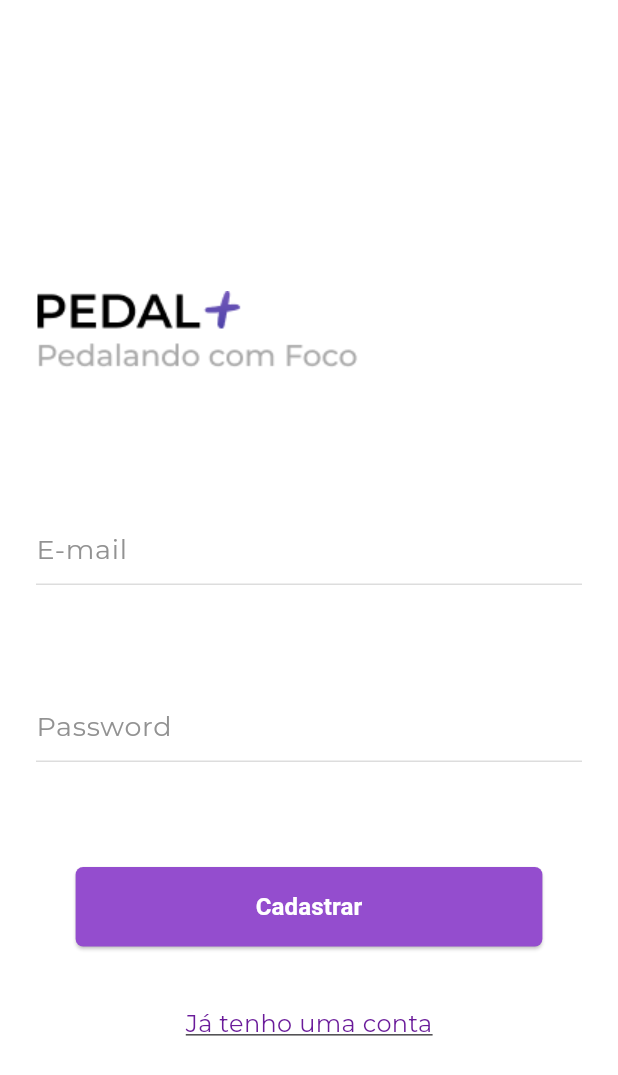
After one commit to Emillyme/Pedal-, a Flutter app: the screen it shows after launch, after a tap on "Não tenho uma conta", on a phone screen of 412 x 824 dp. The commit adds this screen. Shown: the top 1075 px of the screen. Run offline on Flutter 3.47's test engine with Material 3 defaults, Android fonts, the phone set to English and light mode, and no system bars; our stand-ins replace firebase_auth, firebase_core, fluttertoast, google_fonts; accounts and stored records are empty; network calls fail.

Commit message:
login e signup feitos

```diff
--- a/lib/main.dart
+++ b/lib/main.dart
@@ -1,7 +1,7 @@
 import 'package:flutter/material.dart';
 import 'package:pedal_project/firebase_options.dart';
 import 'package:firebase_core/firebase_core.dart';
-import 'package:pedal_project/screens/login_screen.dart';
+import 'package:pedal_project/pages/login/login_screen.dart';
 
 void main() async{
   WidgetsFlutterBinding.ensureInitialized();
--- a/lib/screens/login_screen.dart
+++ b/lib/pages/login/login_screen.dart
@@ -1,5 +1,10 @@
+import 'package:firebase_auth/firebase_auth.dart';
 import 'package:flutter/material.dart';
 import 'package:google_fonts/google_fonts.dart';
+import 'package:pedal_project/pages/login/login_screen.dart';
+import 'package:pedal_project/pages/signup/signup_screen.dart';
+import 'package:pedal_project/services/auth_service.dart';
+
 
 class LoginPage extends StatefulWidget {
   const LoginPage({super.key});
@@ -9,6 +14,16 @@ class LoginPage extends StatefulWidget {
 }
 
 class _LoginPageState extends State<LoginPage> {
+  final TextEditingController _emailController = TextEditingController();
+  final TextEditingController _passwordController = TextEditingController();
+
+  @override
+  void dispose() {
+    _emailController.dispose();
+    _passwordController.dispose();
+    super.dispose();
+  }
+
   @override
   Widget build(BuildContext context) {
     return Scaffold(
@@ -21,12 +36,13 @@ class _LoginPageState extends State<LoginPage> {
               margin: const EdgeInsets.only(top: 170),
               child: Image.asset('assets/images/pedalmais.png'),
             ),
-            SizedBox(height: 93),
+            const SizedBox(height: 93),
             Expanded(
               child: Column(
                 mainAxisSize: MainAxisSize.min,
                 children: [
                   TextField(
+                    controller: _emailController,
                     decoration: InputDecoration(
                       labelStyle: GoogleFonts.montserrat(
                         color: const Color.fromARGB(255, 146, 146, 146),
@@ -42,7 +58,7 @@ class _LoginPageState extends State<LoginPage> {
                           width: 2,
                         ),
                       ),
-                      hintText: 'Username',
+                      hintText: 'E-mail',
                       hintStyle: GoogleFonts.montserrat(
                         color: const Color.fromARGB(255, 146, 146, 146),
                       ),
@@ -51,6 +67,7 @@ class _LoginPageState extends State<LoginPage> {
                   const SizedBox(height: 70),
                   TextField(
                     obscureText: true,
+                    controller: _passwordController,
                     decoration: InputDecoration(
                       labelStyle: GoogleFonts.montserrat(
                         color: const Color.fromARGB(255, 146, 146, 146),
@@ -73,22 +90,24 @@ class _LoginPageState extends State<LoginPage> {
                     ),
                   ),
                   const SizedBox(height: 70),
-                  GestureDetector(
-                    onTap: () => {print('Botão clicado!!')},
-                    child: Container(
+                  ElevatedButton(
+                    style: ElevatedButton.styleFrom(
                       padding: const EdgeInsets.symmetric(
                         vertical: 15,
-                        horizontal: 155,
+                        horizontal: 120,
                       ),
-                      decoration: BoxDecoration(
-                        gradient: const LinearGradient(
-                          colors: [
-                            Color.fromARGB(255, 148, 77, 206),
-                            Color.fromRGBO(65, 53, 175, 1),
-                          ],
-                        ),
+                      backgroundColor: const Color.fromARGB(255, 148, 77, 206),
+                      shape: RoundedRectangleBorder(
                         borderRadius: BorderRadius.circular(5),
                       ),
+                    ),
+                    onPressed: () async {
+                      await AuthService().signIn(
+                        email: _emailController.text,
+                        password: _passwordController.text,
+                        context: context
+                      );
+                    },
                     child: const Text(
                       'Entrar',
                       style: TextStyle(
@@ -98,14 +117,25 @@ class _LoginPageState extends State<LoginPage> {
                       ),
                     ),
                   ),
+
+                  const SizedBox(height: 40),
+                  GestureDetector(
+                    onTap: () {
+                      Navigator.push(
+                        context,
+                        MaterialPageRoute(
+                          builder: (context) => const SignupPage(),
                         ),
-                  const SizedBox(height: 40),
-                  Text(
-                    'Eu tenho uma conta',
+                      );
+                    },
+                    child: Text(
+                      'Não tenho uma conta',
                       style: GoogleFonts.montserrat(
                         color: Colors.purple[800],
                         fontSize: 16,
-                    )
+                        decoration: TextDecoration.underline,
+                      ),
+                    ),
                   ),
                 ],
               ),
--- /dev/null
+++ b/lib/pages/signup/signup_screen.dart
@@ -0,0 +1,170 @@
+import 'package:firebase_auth/firebase_auth.dart';
+import 'package:flutter/material.dart';
+import 'package:google_fonts/google_fonts.dart';
+import 'package:pedal_project/pages/login/login_screen.dart';
+
+
+class SignupPage extends StatefulWidget {
+  const SignupPage({super.key});
+
+  @override
+  State<SignupPage> createState() => _SignupPageState();
+}
+
+class _SignupPageState extends State<SignupPage> {
+  final TextEditingController _emailController = TextEditingController();
+  final TextEditingController _passwordController = TextEditingController();
+
+  @override
+  void dispose() {
+    _emailController.dispose();
+    _passwordController.dispose();
+    super.dispose();
+  }
+
+  @override
+  Widget build(BuildContext context) {
+    return Scaffold(
+      body: Padding(
+        padding: const EdgeInsets.all(24.0),
+        child: Column(
+          crossAxisAlignment: CrossAxisAlignment.start,
+          children: [
+            Container(
+              margin: const EdgeInsets.only(top: 170),
+              child: Image.asset('assets/images/pedalmais.png'),
+            ),
+            const SizedBox(height: 93),
+            Expanded(
+              child: Column(
+                mainAxisSize: MainAxisSize.min,
+                children: [
+                  TextField(
+                    controller: _emailController,
+                    decoration: InputDecoration(
+                      labelStyle: GoogleFonts.montserrat(
+                        color: const Color.fromARGB(255, 146, 146, 146),
+                      ),
+                      enabledBorder: const UnderlineInputBorder(
+                        borderSide: BorderSide(
+                          color: Color.fromARGB(255, 221, 221, 221),
+                        ),
+                      ),
+                      focusedBorder: const UnderlineInputBorder(
+                        borderSide: BorderSide(
+                          color: Color.fromARGB(255, 221, 221, 221),
+                          width: 2,
+                        ),
+                      ),
+                      hintText: 'E-mail',
+                      hintStyle: GoogleFonts.montserrat(
+                        color: const Color.fromARGB(255, 146, 146, 146),
+                      ),
+                    ),
+                  ),
+                  const SizedBox(height: 70),
+                  TextField(
+                    obscureText: true,
+                    controller: _passwordController,
+                    decoration: InputDecoration(
+                      labelStyle: GoogleFonts.montserrat(
+                        color: const Color.fromARGB(255, 146, 146, 146),
+                      ),
+                      enabledBorder: const UnderlineInputBorder(
+                        borderSide: BorderSide(
+                          color: Color.fromARGB(255, 221, 221, 221),
+                        ),
+                      ),
+                      focusedBorder: const UnderlineInputBorder(
+                        borderSide: BorderSide(
+                          color: Color.fromARGB(255, 221, 221, 221),
+                          width: 2,
+                        ),
+                      ),
+                      hintText: 'Password',
+                      hintStyle: GoogleFonts.montserrat(
+                        color: const Color.fromARGB(255, 146, 146, 146),
+                      ),
+                    ),
+                  ),
+                  const SizedBox(height: 70),
+                  ElevatedButton(
+                    style: ElevatedButton.styleFrom(
+                      padding: const EdgeInsets.symmetric(
+                        vertical: 15,
+                        horizontal: 120,
+                      ),
+                      backgroundColor: const Color.fromARGB(255, 148, 77, 206),
+                      shape: RoundedRectangleBorder(
+                        borderRadius: BorderRadius.circular(5),
+                      ),
+                    ),
+                    onPressed: () async {
+                      try {
+                        final email = _emailController.text.trim();
+                        final password = _passwordController.text.trim();
+
+                        await FirebaseAuth.instance
+                            .createUserWithEmailAndPassword(
+                              email: email,
+                              password: password,
+                            );
+
+                        ScaffoldMessenger.of(context).showSnackBar(
+                          const SnackBar(
+                            content: Text('Conta criada com sucesso!'),
+                          ),
+                        );
+
+                        Navigator.pushReplacement(
+                          context,
+                          MaterialPageRoute(
+                            builder: (context) => const LoginPage(),
+                          ),
+                        );
+                      } on FirebaseAuthException catch (e) {
+                        ScaffoldMessenger.of(context).showSnackBar(
+                          SnackBar(
+                            content: Text(e.message ?? 'Erro ao criar conta'),
+                          ),
+                        );
+                      }
+                    },
+                    child: const Text(
+                      'Cadastrar',
+                      style: TextStyle(
+                        color: Colors.white,
+                        fontSize: 16,
+                        fontWeight: FontWeight.bold,
+                      ),
+                    ),
+                  ),
+
+                  const SizedBox(height: 40),
+                  GestureDetector(
+                    onTap: () {
+                      Navigator.push(
+                        context,
+                        MaterialPageRoute(
+                          builder: (context) => const LoginPage(),
+                        ),
+                      );
+                    },
+                    child: Text(
+                      'Já tenho uma conta',
+                      style: GoogleFonts.montserrat(
+                        color: Colors.purple[800],
+                        fontSize: 16,
+                        decoration: TextDecoration.underline,
+                      ),
+                    ),
+                  ),
+                ],
+              ),
+            ),
+          ],
+        ),
+      ),
+    );
+  }
+}
--- a/pubspec.yaml
+++ b/pubspec.yaml
@@ -36,6 +36,7 @@ dependencies:
   cloud_firestore: ^5.6.7
   cupertino_icons: ^1.0.8
   google_fonts: ^6.2.1
+  fluttertoast: ^8.2.12
 
 dev_dependencies:
   flutter_test:
```
Also changed, not shown: lib/pages/home/home_screen.dart (added, +47 -0 lines), lib/screens/home_screen.dart (deleted, +0 -25 lines), lib/services/auth_service.dart (added, +97 -0 lines), pubspec.lock, 1 other file. Lines whose indentation alone changed are shown as unchanged.
